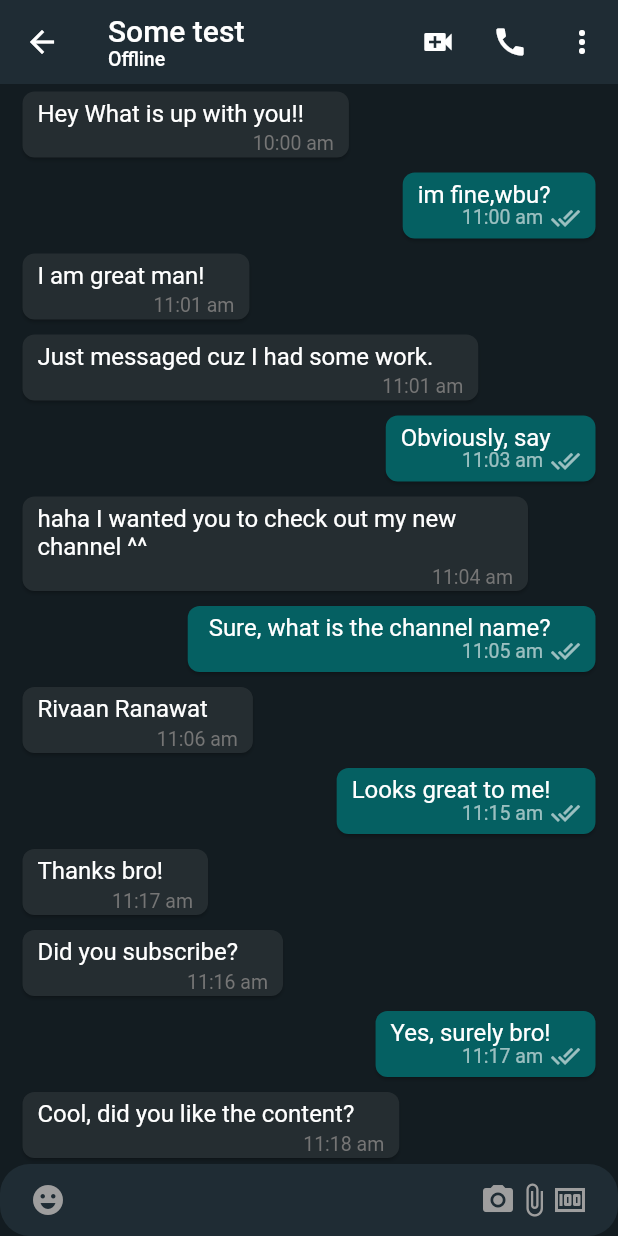
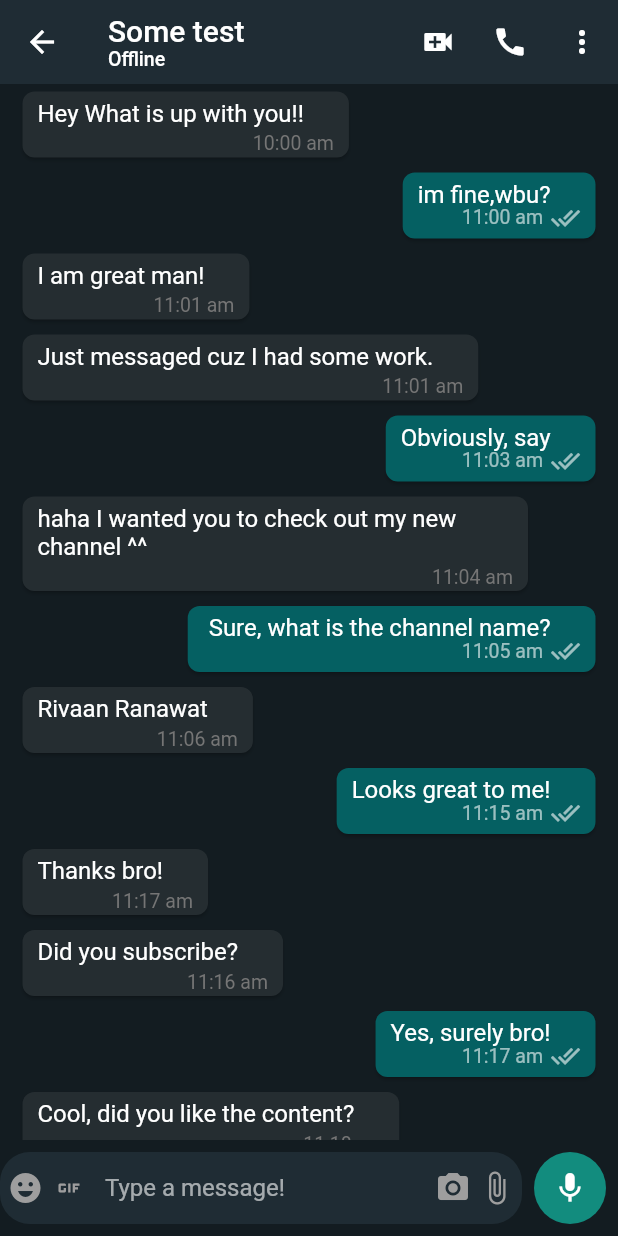
Before and after one commit to prasad-k-s/flutter-whatsapp-clone, a Flutter app: the MobileChatScreen screen opened directly, on a phone screen of 412 x 824 dp. Run offline on Flutter 3.47's test engine with Material 2 defaults, Android fonts, the phone set to English and light mode, and no system bars; our stand-ins replace awesome_snackbar_content, cloud_firestore, country_picker, file_picker, firebase_auth, firebase_core and 4 more; accounts and stored records are empty.

Commit message:
add send text message feature

```diff
--- /dev/null
+++ b/lib/features/chat/screens/mobile_chat_screen.dart
@@ -0,0 +1,79 @@
+import 'package:flutter/material.dart';
+import 'package:flutter_riverpod/flutter_riverpod.dart';
+import 'package:flutter_whatsapp_clone/colors.dart';
+import 'package:flutter_whatsapp_clone/features/chat/widgets/bottom_chat_field.dart';
+import 'package:flutter_whatsapp_clone/features/auth/controller/auth_controller.dart';
+import 'package:flutter_whatsapp_clone/features/chat/widgets/chat_list.dart';
+
+class MobileChatScreen extends ConsumerWidget {
+  const MobileChatScreen({super.key, required this.name, required this.uid});
+  static const String routeName = '/mobile-chat-screen';
+  final String name;
+  final String uid;
+
+  @override
+  Widget build(BuildContext context, WidgetRef ref) {
+    return Scaffold(
+      appBar: AppBar(
+        backgroundColor: appBarColor,
+        title: StreamBuilder(
+          stream: ref.watch(authControllerProvider).userData(uid),
+          builder: (context, snapshot) {
+            if (snapshot.connectionState == ConnectionState.waiting) {
+              return const Text(
+                'Loading....',
+                style: TextStyle(
+                  fontSize: 13,
+                  fontWeight: FontWeight.w500,
+                ),
+              );
+            } else if (snapshot.hasError) {
+              return const Text('');
+            } else {
+              return Column(
+                crossAxisAlignment: CrossAxisAlignment.start,
+                children: [
+                  Text(name),
+                  Text(
+                    snapshot.data!.isOnline == true ? 'Online' : 'Offline',
+                    style: const TextStyle(
+                      fontSize: 13,
+                      fontWeight: FontWeight.w500,
+                    ),
+                  ),
+                ],
+              );
+            }
+          },
+        ),
+        centerTitle: false,
+        actions: [
+          IconButton(
+            onPressed: () {},
+            icon: const Icon(Icons.video_call),
+          ),
+          IconButton(
+            onPressed: () {},
+            icon: const Icon(Icons.call),
+          ),
+          IconButton(
+            onPressed: () {},
+            icon: const Icon(Icons.more_vert),
+          ),
+        ],
+      ),
+      body: SafeArea(
+        child: Column(
+          children: [
+            const Expanded(
+              child: ChatList(),
+            ),
+            BottomChatField(
+              recieverUserId: uid,
+            ),
+          ],
+        ),
+      ),
+    );
+  }
+}
--- /dev/null
+++ b/lib/features/chat/widgets/bottom_chat_field.dart
@@ -0,0 +1,145 @@
+import 'package:flutter/material.dart';
+import 'package:flutter_riverpod/flutter_riverpod.dart';
+import 'package:flutter_whatsapp_clone/colors.dart';
+import 'package:flutter_whatsapp_clone/features/chat/controller/chat_controller.dart';
+
+class BottomChatField extends ConsumerStatefulWidget {
+  const BottomChatField({
+    required this.recieverUserId,
+    super.key,
+  });
+  final String recieverUserId;
+  @override
+  ConsumerState<BottomChatField> createState() => _BottomChatFieldState();
+}
+
+class _BottomChatFieldState extends ConsumerState<BottomChatField> {
+  bool isShowSendButton = false;
+  final TextEditingController textEditingController = TextEditingController();
+
+  void sendTextButton() async {
+    if (isShowSendButton) {
+      ref.read(chatContollerProvider).sendTextMessage(
+            context,
+            textEditingController.text,
+            widget.recieverUserId,
+          );
+
+      setState(() {
+        textEditingController.clear();
+      });
+    }
+  }
+
+  @override
+  void dispose() {
+    textEditingController.dispose();
+    super.dispose();
+  }
+
+  @override
+  Widget build(BuildContext context) {
+    return Row(
+      children: [
+        Expanded(
+          child: TextField(
+            onChanged: (value) {
+              if (value.trim().isNotEmpty) {
+                setState(() {
+                  isShowSendButton = true;
+                });
+              } else {
+                setState(() {
+                  isShowSendButton = false;
+                });
+              }
+            },
+            controller: textEditingController,
+            decoration: InputDecoration(
+              filled: true,
+              fillColor: mobileChatBoxColor,
+              prefixIcon: SizedBox(
+                width: 70,
+                child: Padding(
+                  padding: const EdgeInsets.only(left: 5),
+                  child: Row(
+                    children: [
+                      Padding(
+                        padding: const EdgeInsets.only(right: 5),
+                        child: GestureDetector(
+                          onTap: () {},
+                          child: const Icon(
+                            Icons.emoji_emotions,
+                            color: Colors.grey,
+                          ),
+                        ),
+                      ),
+                      GestureDetector(
+                        onTap: () {},
+                        child: const Icon(
+                          Icons.gif,
+                          color: Colors.grey,
+                        ),
+                      ),
+                    ],
+                  ),
+                ),
+              ),
+              suffixIcon: SizedBox(
+                width: 70,
+                child: Padding(
+                  padding: const EdgeInsets.only(right: 5),
+                  child: Row(
+                    mainAxisAlignment: MainAxisAlignment.end,
+                    children: [
+                      Padding(
+                        padding: const EdgeInsets.only(right: 5),
+                        child: GestureDetector(
+                          onTap: () {},
+                          child: const Icon(
+                            Icons.camera_alt,
+                            color: Colors.grey,
+                          ),
+                        ),
+                      ),
+                      GestureDetector(
+                        onTap: () {},
+                        child: const Icon(
+                          Icons.attach_file,
+                          color: Colors.grey,
+                        ),
+                      ),
+                    ],
+                  ),
+                ),
+              ),
+              hintText: 'Type a message!',
+              border: OutlineInputBorder(
+                borderRadius: BorderRadius.circular(20.0),
+                borderSide: const BorderSide(
+                  width: 0,
+                  style: BorderStyle.none,
+                ),
+              ),
+              contentPadding: const EdgeInsets.all(10),
+            ),
+          ),
+        ),
+        Padding(
+          padding: const EdgeInsets.all(8.0),
+          child: CircleAvatar(
+            backgroundColor: const Color(0xFF128C7E),
+            radius: 24,
+            child: GestureDetector(
+              onTap: sendTextButton,
+              child: Icon(
+                isShowSendButton ? Icons.send : Icons.mic,
+                color: Colors.white,
+              ),
+            ),
+          ),
+        ),
+      ],
+    );
+  }
+}
--- a/lib/features/select_contacts/repository/contacts_repository.dart
+++ b/lib/features/select_contacts/repository/contacts_repository.dart
@@ -5,7 +5,7 @@ import 'package:flutter_contacts/flutter_contacts.dart';
 import 'package:flutter_riverpod/flutter_riverpod.dart';
 import 'package:flutter_whatsapp_clone/common/utility/snackbar.dart';
 import 'package:flutter_whatsapp_clone/models/user_model.dart';
-import 'package:flutter_whatsapp_clone/screens/mobile_chat_screen.dart';
+import 'package:flutter_whatsapp_clone/features/chat/screens/mobile_chat_screen.dart';
 
 final selectContatctsRepositoryProvider = Provider<SelectContactReposioty>((ref) {
   return SelectContactReposioty(firestore: FirebaseFirestore.instance);
--- /dev/null
+++ b/lib/models/message.dart
@@ -0,0 +1,60 @@
+// ignore_for_file: public_member_api_docs, sort_constructors_first
+
+import 'package:flutter_whatsapp_clone/common/enum/message_enum.dart';
+
+class Message {
+  final String senderId;
+  final String recieverId;
+  final String text;
+  final String messageId;
+  final MessageEnum type;
+  final bool isSeen;
+  Message({
+    required this.senderId,
+    required this.recieverId,
+    required this.text,
+    required this.messageId,
+    required this.type,
+    required this.isSeen,
+  });
+
+  Message copyWith({
+    String? senderId,
+    String? recieverId,
+    String? text,
+    String? messageId,
+    MessageEnum? type,
+    bool? isSeen,
+  }) {
+    return Message(
+      senderId: senderId ?? this.senderId,
+      recieverId: recieverId ?? this.recieverId,
+      text: text ?? this.text,
+      messageId: messageId ?? this.messageId,
+      type: type ?? this.type,
+      isSeen: isSeen ?? this.isSeen,
+    );
+  }
+
+  Map<String, dynamic> toMap() {
+    return <String, dynamic>{
+      'senderId': senderId,
+      'recieverId': recieverId,
+      'text': text,
+      'messageId': messageId,
+      'type': type.type,
+      'isSeen': isSeen,
+    };
+  }
+
+  factory Message.fromMap(Map<String, dynamic> map) {
+    return Message(
+      senderId: map['senderId'] as String,
+      recieverId: map['recieverId'] as String,
+      text: map['text'] as String,
+      messageId: map['messageId'] as String,
+      type: (map['type'] as String).toEnum(),
+      isSeen: map['isSeen'] as bool,
+    );
+  }
+}
--- a/lib/router.dart
+++ b/lib/router.dart
@@ -4,7 +4,7 @@ import 'package:flutter_whatsapp_clone/features/auth/screens/login_screen.dart';
 import 'package:flutter_whatsapp_clone/features/auth/screens/otp_screen.dart';
 import 'package:flutter_whatsapp_clone/features/auth/screens/user_information_screen.dart';
 import 'package:flutter_whatsapp_clone/features/select_contacts/screens/select_contacts_screen.dart';
-import 'package:flutter_whatsapp_clone/screens/mobile_chat_screen.dart';
+import 'package:flutter_whatsapp_clone/features/chat/screens/mobile_chat_screen.dart';
 
 Route<dynamic> generateRoute(RouteSettings settings) {
   switch (settings.name) {
--- a/lib/screens/mobile_chat_screen.dart
+++ /dev/null
@@ -1,111 +0,0 @@
-import 'package:flutter/material.dart';
-import 'package:flutter_riverpod/flutter_riverpod.dart';
-import 'package:flutter_whatsapp_clone/colors.dart';
-import 'package:flutter_whatsapp_clone/features/auth/controller/auth_controller.dart';
-import 'package:flutter_whatsapp_clone/widgets/chat_list.dart';
-
-class MobileChatScreen extends ConsumerWidget {
-  const MobileChatScreen({super.key, required this.name, required this.uid});
-  static const String routeName = '/mobile-chat-screen';
-  final String name;
-  final String uid;
-
-  @override
-  Widget build(BuildContext context, WidgetRef ref) {
-    return Scaffold(
-      appBar: AppBar(
-        backgroundColor: appBarColor,
-        title: StreamBuilder(
-          stream: ref.watch(authControllerProvider).userData(uid),
-          builder: (context, snapshot) {
-            if (snapshot.connectionState == ConnectionState.waiting) {
-              return const Text('Loading....');
-            } else if (snapshot.hasError) {
-              return const Text('');
-            } else {
-              return Column(
-                crossAxisAlignment: CrossAxisAlignment.start,
-                children: [
-                  Text(name),
-                  Text(
-                    snapshot.data!.isOnline == true ? 'Online' : 'Offline',
-                    style: const TextStyle(
-                      fontSize: 13,
-                      fontWeight: FontWeight.w500,
-                    ),
-                  ),
-                ],
-              );
-            }
-          },
-        ),
-        centerTitle: false,
-        actions: [
-          IconButton(
-            onPressed: () {},
-            icon: const Icon(Icons.video_call),
-          ),
-          IconButton(
-            onPressed: () {},
-            icon: const Icon(Icons.call),
-          ),
-          IconButton(
-            onPressed: () {},
-            icon: const Icon(Icons.more_vert),
-          ),
-        ],
-      ),
-      body: SafeArea(
-        child: Column(
-          children: [
-            const Expanded(
-              child: ChatList(),
-            ),
-            TextField(
-              decoration: InputDecoration(
-                filled: true,
-                fillColor: mobileChatBoxColor,
-                prefixIcon: const Padding(
-                  padding: EdgeInsets.symmetric(horizontal: 20.0),
-                  child: Icon(
-                    Icons.emoji_emotions,
-                    color: Colors.grey,
-                  ),
-                ),
-                suffixIcon: const Padding(
-                  padding: EdgeInsets.symmetric(horizontal: 20.0),
-                  child: Row(
-                    mainAxisAlignment: MainAxisAlignment.end,
-                    children: [
-                      Icon(
-                        Icons.camera_alt,
-                        color: Colors.grey,
-                      ),
-                      Icon(
-                        Icons.attach_file,
-                        color: Colors.grey,
-                      ),
-                      Icon(
-                        Icons.money,
-                        color: Colors.grey,
-                      ),
-                    ],
-                  ),
-                ),
-                hintText: 'Type a message!',
-                border: OutlineInputBorder(
-                  borderRadius: BorderRadius.circular(20.0),
-                  borderSide: const BorderSide(
-                    width: 0,
-                    style: BorderStyle.none,
-                  ),
-                ),
-                contentPadding: const EdgeInsets.all(10),
-              ),
-            ),
-          ],
-        ),
-      ),
-    );
-  }
-}
--- a/lib/screens/web_layout_screen.dart
+++ b/lib/screens/web_layout_screen.dart
@@ -1,6 +1,6 @@
 import 'package:flutter/material.dart';
 import 'package:flutter_whatsapp_clone/colors.dart';
-import 'package:flutter_whatsapp_clone/widgets/chat_list.dart';
+import 'package:flutter_whatsapp_clone/features/chat/widgets/chat_list.dart';
 import 'package:flutter_whatsapp_clone/widgets/contacts_list.dart';
 import 'package:flutter_whatsapp_clone/widgets/web_chat_appbar.dart';
 import 'package:flutter_whatsapp_clone/widgets/web_profile_bar.dart';
--- a/lib/widgets/contacts_list.dart
+++ b/lib/widgets/contacts_list.dart
@@ -1,7 +1,7 @@
 import 'package:flutter/material.dart';
 import 'package:flutter_whatsapp_clone/colors.dart';
 import 'package:flutter_whatsapp_clone/info.dart';
-import 'package:flutter_whatsapp_clone/screens/mobile_chat_screen.dart';
+import 'package:flutter_whatsapp_clone/features/chat/screens/mobile_chat_screen.dart';
 
 class ContactsList extends StatelessWidget {
   const ContactsList({Key? key}) : super(key: key);
--- a/pubspec.yaml
+++ b/pubspec.yaml
@@ -45,6 +45,7 @@ dependencies:
   flutter_otp_text_field: ^1.1.1
   file_picker: ^5.5.0
   flutter_contacts: ^1.1.7+1
+  uuid: ^4.1.0
 
 
 dev_dependencies:
```
Also changed, not shown: lib/common/enum/message_enum.dart (added, +29 -0 lines), lib/features/chat/controller/chat_controller.dart (added, +33 -0 lines), lib/features/chat/repository/chat_repository.dart (added, +134 -0 lines), lib/models/chat_contact.dart (added, +37 -0 lines), lib/features/chat/widgets/chat_list.dart (renamed from lib/widgets/chat_list.dart), pubspec.lock, 3 other files.
